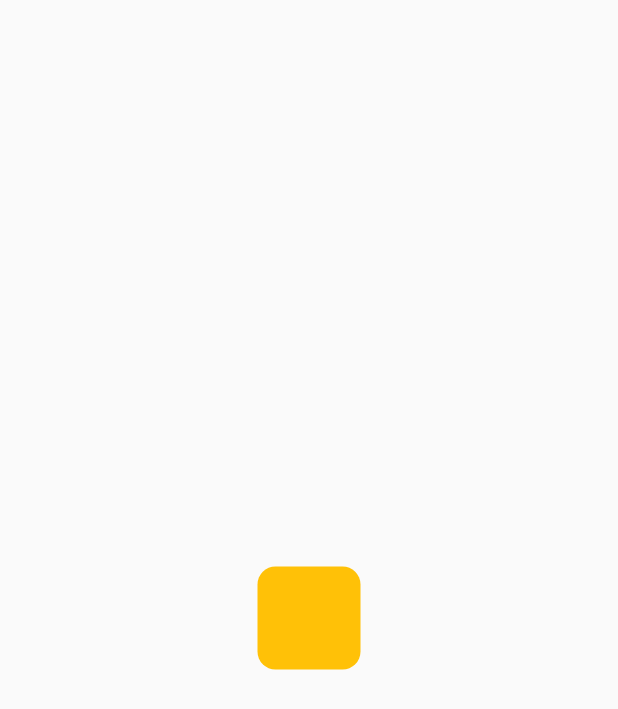
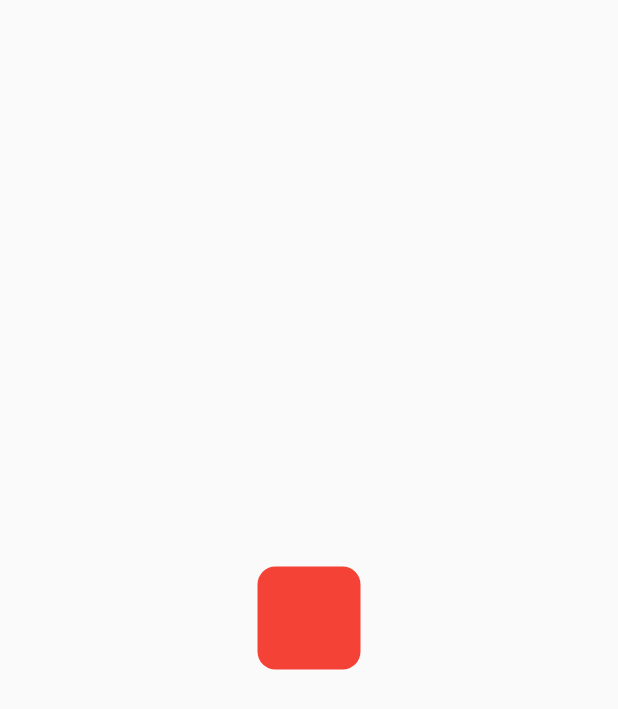
Before and after one commit to mivoligo/portal_puzzle, a Flutter app: the screen it shows after launch, on a phone screen of 412 x 824 dp. Shown: the top 709 px of the screen. Run offline on Flutter 3.47's test engine with Material 2 defaults, Android fonts, the phone set to English and light mode, and no system bars.

Commit message:
Add game box widget

```diff
--- a/lib/main.dart
+++ b/lib/main.dart
@@ -34,28 +34,14 @@ class _HomePageState extends State<HomePage> {
   Widget build(BuildContext context) {
     GameBox box = GameBox()
       ..loc = Offset.zero
-      ..color = Colors.amber;
-    final screenSize = MediaQuery.of(context).size;
-    final gameBoxRect = box.getRect(screenSize);
+      ..color = Colors.red;
+
     return Scaffold(
       body: Center(
         child: GestureDetector(
           child: Stack(
             alignment: Alignment.center,
-            children: [
-              Positioned(
-                left: gameBoxRect.left,
-                top: gameBoxRect.top,
-                width: gameBoxRect.width,
-                height: gameBoxRect.height,
-                child: Container(
-                  decoration: BoxDecoration(
-                    borderRadius: const BorderRadius.all(Radius.circular(12)),
-                    color: box.color,
-                  ),
-                ),
-              )
-            ],
+            children: [GameBoxWidget(box: box)],
           ),
         ),
       ),
@@ -77,3 +63,27 @@ class GameBox {
     );
   }
 }
+
+class GameBoxWidget extends StatelessWidget {
+  const GameBoxWidget({Key? key, required this.box}) : super(key: key);
+
+  final GameBox box;
+
+  @override
+  Widget build(BuildContext context) {
+    final screenSize = MediaQuery.of(context).size;
+    final gameBoxRect = box.getRect(screenSize);
+    return Positioned(
+      left: gameBoxRect.left,
+      top: gameBoxRect.top,
+      width: gameBoxRect.width,
+      height: gameBoxRect.height,
+      child: Container(
+        decoration: BoxDecoration(
+          borderRadius: const BorderRadius.all(Radius.circular(12)),
+          color: box.color,
+        ),
+      ),
+    );
+  }
+}
```
